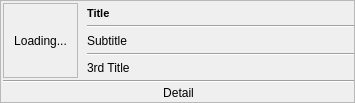
This is ui/item.ui in iceanimations/customui as Qt 5 draws it before an edit. The edited form follows.
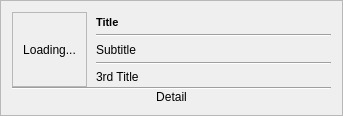
This is the edited form.

```diff
--- a/ui/item.ui
+++ b/ui/item.ui
@@ -6,8 +6,8 @@
    <rect>
     <x>0</x>
     <y>0</y>
-    <width>355</width>
-    <height>103</height>
+    <width>343</width>
+    <height>115</height>
    </rect>
   </property>
   <property name="sizePolicy">
@@ -37,22 +37,12 @@
   <property name="frameShadow">
    <enum>QFrame::Plain</enum>
   </property>
-  <layout class="QVBoxLayout" name="verticalLayout_2">
+  <layout class="QHBoxLayout" name="horizontalLayout_2">
+   <item>
+    <layout class="QVBoxLayout" name="verticalLayout_4">
    <property name="spacing">
-    <number>2</number>
-   </property>
-   <property name="leftMargin">
-    <number>2</number>
-   </property>
-   <property name="topMargin">
-    <number>2</number>
-   </property>
-   <property name="rightMargin">
     <number>0</number>
    </property>
-   <property name="bottomMargin">
-    <number>2</number>
-   </property>
    <item>
     <layout class="QHBoxLayout" name="horizontalLayout">
      <property name="spacing">
@@ -189,6 +179,15 @@
       <bool>true</bool>
      </property>
     </widget>
+     </item>
+    </layout>
+   </item>
+   <item>
+    <layout class="QVBoxLayout" name="labelLayout">
+     <property name="spacing">
+      <number>2</number>
+     </property>
+    </layout>
    </item>
   </layout>
  </widget>
```
Lines whose indentation alone changed are shown as unchanged.
